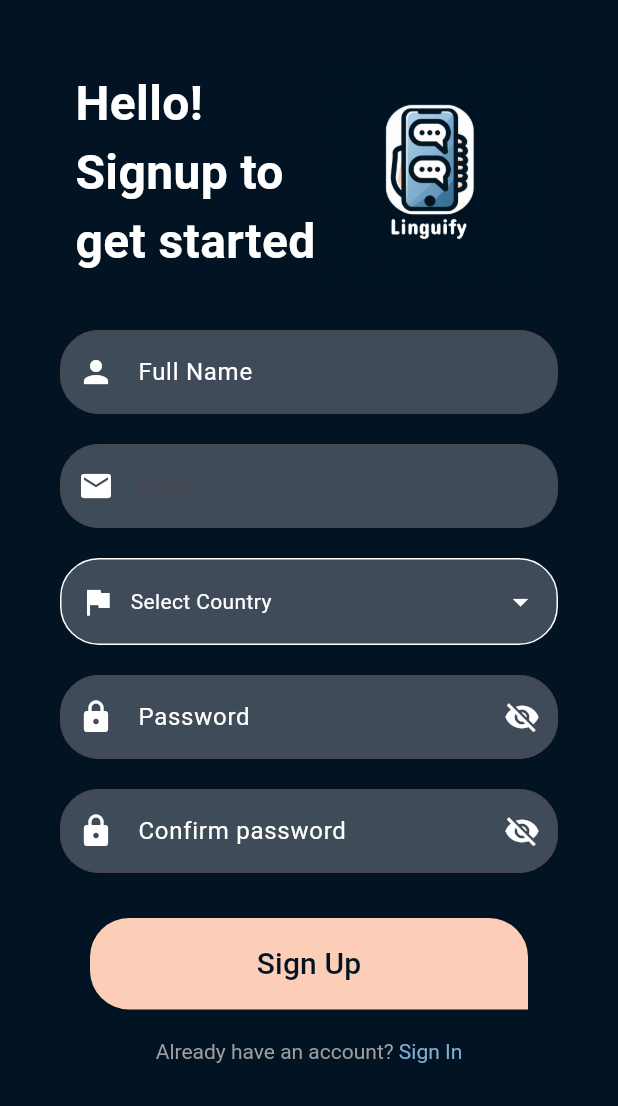
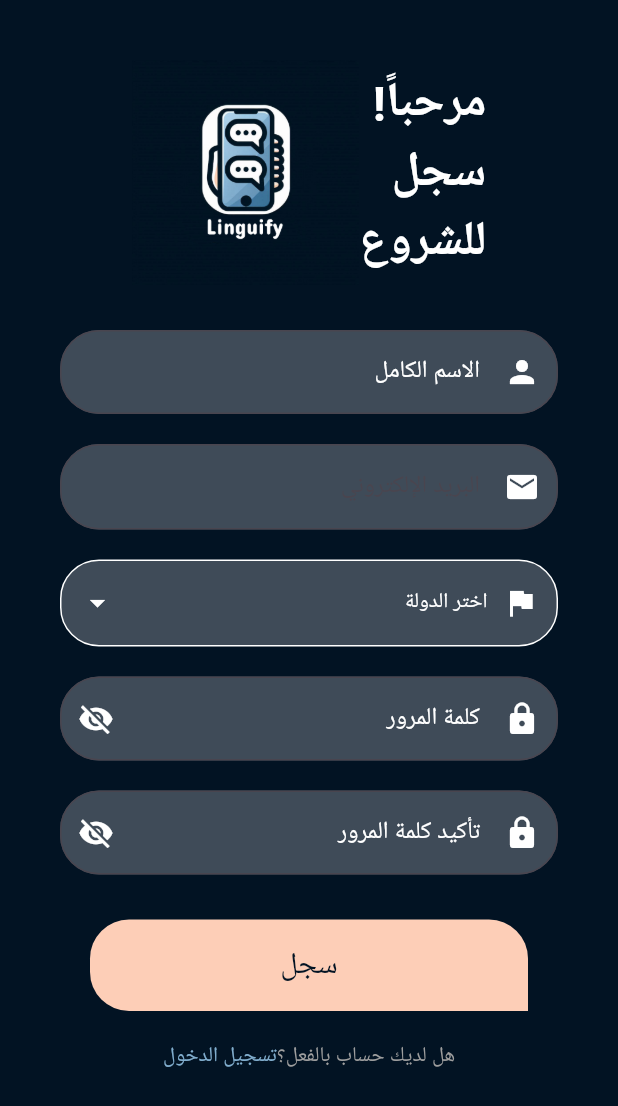
Before and after one commit to Hamza-ben-aicha/Linguify, a Flutter app: the SignUpPage screen opened directly, on a phone screen of 412 x 824 dp. Shown: the top 1106 px of the screen. Run offline on Flutter 3.47's test engine with Material 3 defaults, Android fonts, the phone set to English and light mode, and no system bars; our stand-ins replace country_picker, firebase_core; accounts and stored records are empty.

Commit message:
l10n implementation : english & arabic

```diff
--- a/lib/constants/Constants.dart
+++ b/lib/constants/Constants.dart
@@ -13,8 +13,10 @@ const Color FIFTH_COLOR = Color(0xFF80ADCD);
 const Color SIXTH_COLOR = Color(0xFF80ADCD);
 /// --------------------------- END colors section ------
 
+///-----------------------------icons url --------------
+const String LINGUIFY_LOGO= "assets/images/convo_cult_icon.png";
+///----------------------------- end url----------------
 
-///
 /// --------------------------- App info --------------
 ///
 
--- /dev/null
+++ b/lib/l10n/intl_ar.arb
@@ -0,0 +1,21 @@
+{
+  "title": "Linguify",
+  "app_short_description": "",
+  "_General": "*** العوالم العامة ***",
+  "email": "البريد الإلكتروني",
+  "password": "كلمة المرور",
+  "fullname": "الاسم الكامل",
+  "select_country": "اختر الدولة",
+  "confrim_password": "تأكيد كلمة المرور",
+  "forget_password": "هل نسيت كلمة المرور؟",
+  "_SplashScreen": "*** شاشة البداية ***",
+  "next": "التالي",
+  "_SignInScreen": "*** ترجمة شاشة تسجيل الدخول ***",
+  "welcome": "مرحباً مجدداً!\nأهلاً بك \nمن جديد",
+  "signin": "تسجيل الدخول",
+  "dont_have_account": "ليس لديك حساب؟",
+  "_SignUp_Screen": "*** شاشة التسجيل ***",
+  "gettin_start": "مرحباً!\nسجل\nللشروع",
+  "signup": "سجل",
+  "already_have_account": "هل لديك حساب بالفعل؟"
+}
--- a/lib/main.dart
+++ b/lib/main.dart
@@ -24,6 +24,7 @@ class MyApp extends StatelessWidget {
   @override
   Widget build(BuildContext context) {
     return MaterialApp(
+      locale: const Locale('ar'),
       debugShowCheckedModeBanner: false,
       localizationsDelegates: [
         S.delegate,
--- a/lib/screens/LoginPage.dart
+++ b/lib/screens/LoginPage.dart
@@ -1,4 +1,5 @@
 import 'package:convocult/Constants/Constants.dart';
+import 'package:convocult/generated/l10n.dart';
 import 'package:convocult/screens/ForgetPasswordPage.dart';
 import 'package:convocult/screens/SignUpPage.dart';
 import 'package:flutter/gestures.dart';
@@ -26,7 +27,7 @@ class Loginpage extends StatelessWidget{
                   mainAxisAlignment: MainAxisAlignment.center,
                   children: [
                     Text(
-                    'Hello again!\nWelcome \nBack',
+                    S.of(context).welcome,
                     textAlign: TextAlign.left,
                       style: TextStyle(
                         color: Colors.white,
@@ -42,7 +43,7 @@ class Loginpage extends StatelessWidget{
                 ),
                 SizedBox(height: 20),
                 Text(
-                  'Sign In',
+                  S.of(context).signin,
                   style: TextStyle(color: Colors.white, fontSize: 32),
                 ),
                 SizedBox(height: 40),
@@ -51,7 +52,7 @@ class Loginpage extends StatelessWidget{
                   child: TextFormField(
                     controller: emailController,
                     decoration: InputDecoration(
-                      hintText: 'Email',
+                      hintText: S.of(context).email,
                       filled: true,
                       fillColor: SECONDARY_COLOR,
                       suffixIcon: Icon(Icons.email, color: PRIMARY_COLOR),
@@ -75,7 +76,7 @@ class Loginpage extends StatelessWidget{
                   child: TextFormField(
                     controller: passwordController,
                     decoration: InputDecoration(
-                      hintText: 'Password',
+                      hintText: S.of(context).password,
                       filled: true,
                       fillColor: SECONDARY_COLOR ,
                       suffixIcon: Icon(Icons.lock, color: PRIMARY_COLOR),
@@ -103,7 +104,7 @@ class Loginpage extends StatelessWidget{
                           );
                         },
                         child: Text(
-                          'Forgot Password?',
+                          S.of(context).forget_password,
                           style: TextStyle(color: Colors.grey),
                         ),
                       ),
@@ -132,8 +133,7 @@ class Loginpage extends StatelessWidget{
                           print('Email: ${emailController.text}');
                           print('Password: ${passwordController.text}');
                           },
-                        child: Text(
-                          'Sign In',
+                        child: Text(S.of(context).signin,
                           style: TextStyle(fontSize: 20,color: PRIMARY_COLOR),
                         ),
                       ),
@@ -142,11 +142,11 @@ class Loginpage extends StatelessWidget{
                 SizedBox(height: 20),
                 RichText(
                   text: TextSpan(
-                    text: "Don't have an account? ",
+                    text: S.of(context).dont_have_account,
                     style: TextStyle(color: Colors.grey),
                     children: <TextSpan>[
                       TextSpan(
-                        text: 'Sign Up',
+                        text: S.of(context).signup,
                         style: TextStyle(
                           color: FIFTH_COLOR, // Color for the "Sign Up" part
                         ),
--- a/lib/screens/SignUpPage.dart
+++ b/lib/screens/SignUpPage.dart
@@ -1,4 +1,5 @@
 import 'package:convocult/Constants/Constants.dart';
+import 'package:convocult/generated/l10n.dart';
 import 'package:convocult/screens/LoginPage.dart';
 import 'package:country_picker/country_picker.dart';
 import 'package:flutter/cupertino.dart';
@@ -32,8 +33,7 @@ class _SignUpPageState extends State<SignUpPage> {
               Row(
                 mainAxisAlignment: MainAxisAlignment.center,
                 children: [
-                  Text(
-                    'Hello!\nSignup to\nget started',
+                  Text(S.of(context).gettin_start,
                     style: TextStyle(
                       color: Colors.white,
                       fontSize: 32,
@@ -52,7 +52,7 @@ class _SignUpPageState extends State<SignUpPage> {
                 padding: const EdgeInsets.symmetric(horizontal: 20),
                 child: TextFormField(
                   decoration: InputDecoration(
-                    labelText: 'Full Name',
+                    labelText: S.of(context).fullname,
                     labelStyle: TextStyle(color: Colors.white),
                     filled: true,
                     fillColor: Colors.white24,
@@ -69,7 +69,7 @@ class _SignUpPageState extends State<SignUpPage> {
                 padding: const EdgeInsets.symmetric(horizontal: 20),
                 child: TextFormField(
                   decoration: InputDecoration(
-                    hintText: 'Email',
+                    hintText: S.of(context).email,
                     labelStyle: TextStyle(color: Colors.white),
                     filled: true,
                     fillColor: Colors.white24,
@@ -109,7 +109,7 @@ class _SignUpPageState extends State<SignUpPage> {
                         SizedBox(width: 10),
                         Text(
                           selectedCountry == null
-                              ? 'Select Country'
+                              ? S.of(context).select_country
                               : selectedCountry!.name,
                           style: TextStyle(color: Colors.white),
                         ),
@@ -125,7 +125,7 @@ class _SignUpPageState extends State<SignUpPage> {
                 padding: const EdgeInsets.symmetric(horizontal: 20),
                 child: TextFormField(
                   decoration: InputDecoration(
-                    labelText: 'Password',
+                    labelText: S.of(context).password,
                     labelStyle: TextStyle(color: Colors.white),
                     filled: true,
                     fillColor: Colors.white24,
@@ -144,7 +144,7 @@ class _SignUpPageState extends State<SignUpPage> {
                 padding: const EdgeInsets.symmetric(horizontal: 20),
                 child: TextFormField(
                   decoration: InputDecoration(
-                    labelText: 'Confirm password',
+                    labelText: S.of(context).confrim_password,
                     labelStyle: TextStyle(color: Colors.white),
                     filled: true,
                     fillColor: Colors.white24,
@@ -180,7 +180,7 @@ class _SignUpPageState extends State<SignUpPage> {
                       print("signup pressed ${i++} time");
                     },
                     child: Text(
-                      'Sign Up',
+                      S.of(context).signup,
                       style: TextStyle(fontSize: 20, color: PRIMARY_COLOR),
                     ),
                   ),
@@ -190,11 +190,11 @@ class _SignUpPageState extends State<SignUpPage> {
               Center(
                 child: RichText(
                   text: TextSpan(
-                    text: "Already have an account? ",
+                    text: S.of(context).already_have_account,
                     style: TextStyle(color: Colors.grey),
                     children: <TextSpan>[
                       TextSpan(
-                        text: 'Sign In',
+                        text: S.of(context).signin,
                         style: TextStyle(
                           color: FIFTH_COLOR,
                         ),
--- a/lib/screens/SplashScreen.dart
+++ b/lib/screens/SplashScreen.dart
@@ -1,4 +1,5 @@
 import 'package:convocult/Constants/Constants.dart';
+import 'package:convocult/generated/l10n.dart';
 import 'package:convocult/screens/LoginPage.dart';
 import 'package:flutter/cupertino.dart';
 import 'package:flutter/material.dart';
@@ -39,8 +40,7 @@ class SplashScreen extends StatelessWidget {
                     ),
                     padding: EdgeInsets.symmetric(horizontal: 30, vertical: 15),
                   ),
-                  child: Text(
-                    'Next',
+                  child: Text(S.of(context).next,
                     style: TextStyle(
                       color: PRIMARY_COLOR,
                       fontSize: 18,
```
Also changed, not shown: lib/l10n/intl_en.arb (+21 -0 lines), lib/generated/intl/messages_all.dart, lib/generated/intl/messages_ar.dart (added), lib/generated/intl/messages_en.dart, lib/generated/l10n.dart.
